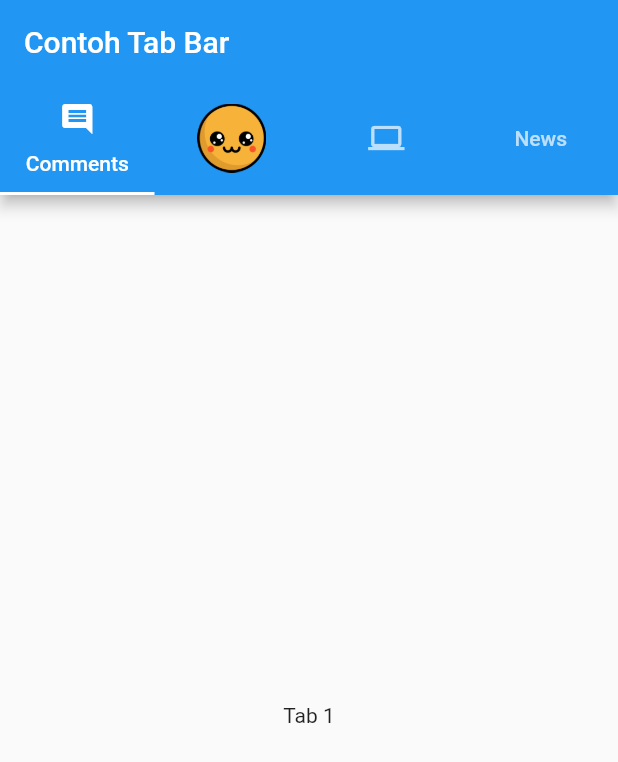
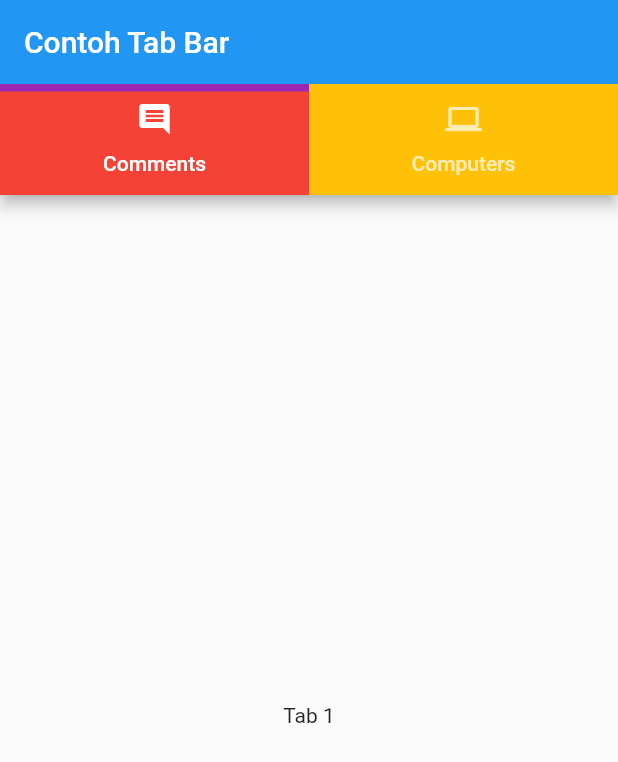
Before and after one commit to noorqidam/learn_flutter, a Flutter app: the screen it shows after launch, on a phone screen of 412 x 824 dp. Shown: the top 762 px of the screen. Run offline on Flutter 3.47's test engine with Material 2 defaults, Android fonts, the phone set to English and light mode, and no system bars.

Commit message:
Mengubah Tambilan TabBar

```diff
--- a/lib/main.dart
+++ b/lib/main.dart
@@ -5,33 +5,36 @@ void main() => runApp(MyApp());
 class MyApp extends StatelessWidget {
   @override
   Widget build(BuildContext context) {
+    TabBar myTabBar = TabBar(
+      // indicatorColor: Colors.red,
+      indicator: BoxDecoration(
+          color: Colors.red,
+          border: Border(top: BorderSide(color: Colors.purple, width: 5))),
+      tabs: <Widget>[
+        Tab(
+          icon: Icon(Icons.comment),
+          text: "Comments",
+        ),
+        Tab(
+          icon: Icon(Icons.computer),
+          text: "Computers",
+        )
+      ],
+    );
     return MaterialApp(
       debugShowCheckedModeBanner: false,
       home: DefaultTabController(
-        length: 4,
+        length: 2,
         child: Scaffold(
           appBar: AppBar(
-            title: Text("Contoh Tab Bar"),
-            bottom: TabBar(
-              tabs: <Widget>[
-                Tab(
-                  icon: Icon(Icons.comment),
-                  text: "Comments",
+              title: Text("Contoh Tab Bar"),
+              bottom: PreferredSize(
+                preferredSize: Size.fromHeight(myTabBar.preferredSize.height),
+                child: Container(
+                  color: Colors.amber,
+                  child: myTabBar,
                 ),
-                Tab(
-                  child: Image(
-                    image: AssetImage("assets/images/cute_icon.png"),
-                  ),
-                ),
-                Tab(
-                  icon: Icon(Icons.computer),
-                ),
-                Tab(
-                  text: "News",
-                )
-              ],
-            ),
-          ),
+              )),
           body: TabBarView(
             children: <Widget>[
               Center(
@@ -40,12 +43,6 @@ class MyApp extends StatelessWidget {
               Center(
                 child: Text("Tab 2"),
               ),
-              Center(
-                child: Text("Tab 3"),
-              ),
-              Center(
-                child: Text("Tab 4"),
-              )
             ],
           ),
         ),
```
